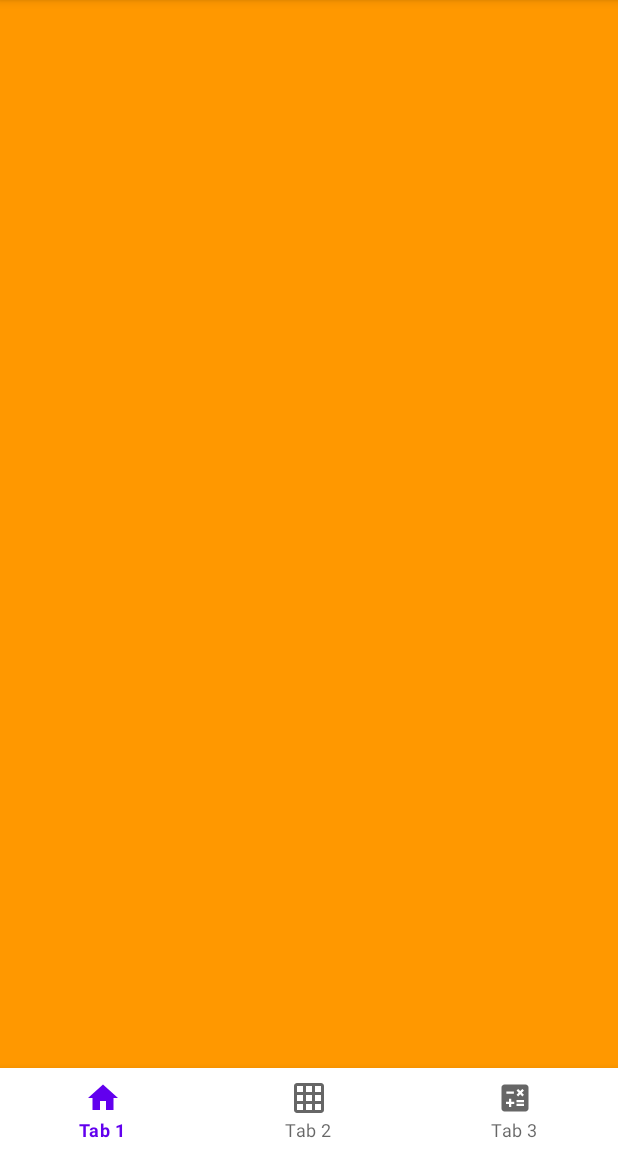
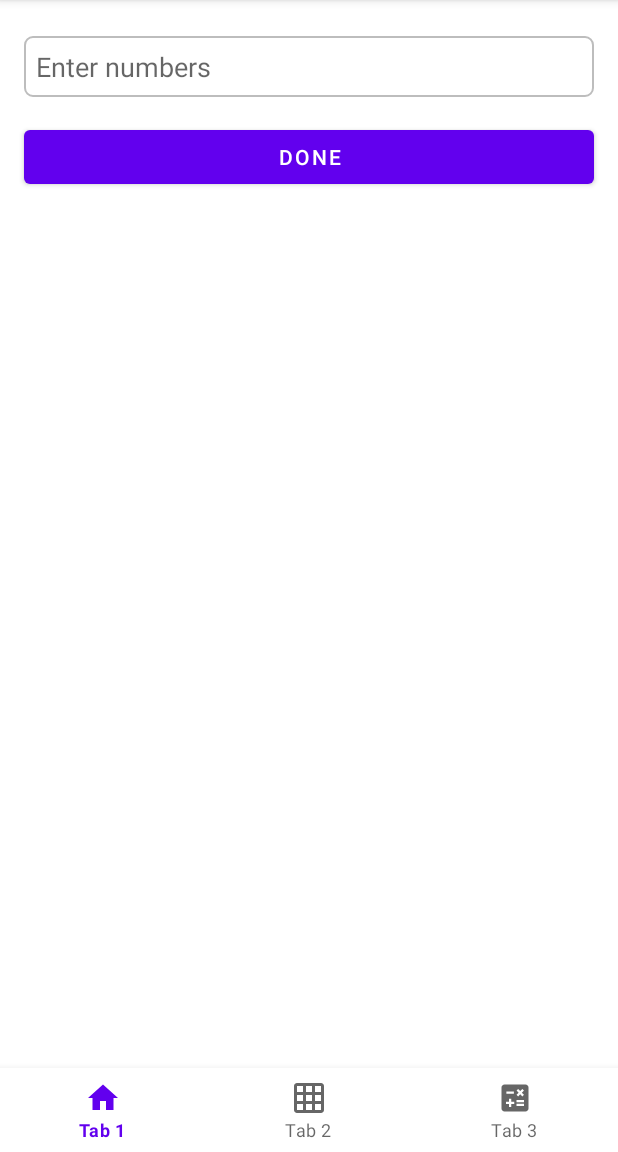
Before and after one commit to jaidevnaik5886/3-Tabs, an Android app: the Tab3Fragment screen opened through its navigation route, on a phone screen of 412 x 824 dp, the part 84-1236 px from its top. Run offline under Robolectric (Android 15) with nearby library versions, the phone set to English and light mode, and no system bars; our stand-ins replace navigation-ui; 1 statement that could not run was skipped.

Commit message:
tab 3 implemented

```diff
--- a/app/build.gradle
+++ b/app/build.gradle
@@ -3,6 +3,8 @@ plugins {
     id 'kotlin-android'
     id 'kotlin-android-extensions'
 }
+apply plugin: "androidx.navigation.safeargs.kotlin"
+
 
 android {
     compileSdkVersion 29
--- a/app/src/main/java/com/example/unifynd_test/ui/homescreen/tabs/Tab3Fragment.kt
+++ /dev/null
@@ -1,20 +0,0 @@
-package com.example.unifynd_test.ui.homescreen.tabs
-
-import android.os.Bundle
-import android.view.View
-import androidx.fragment.app.Fragment
-import com.example.unifynd_test.R
-
-class Tab3Fragment : Fragment(R.layout.fragment_tab3) {
-
-
-    override fun onViewCreated(view: View, savedInstanceState: Bundle?) {
-        super.onViewCreated(view, savedInstanceState)
-        setupRecyclerView()
-
-    }
-
-    private fun setupRecyclerView() {
-
-    }
-}
--- /dev/null
+++ b/app/src/main/java/com/example/unifynd_test/ui/homescreen/tabs/tab3/Tab3Contract.kt
@@ -0,0 +1,21 @@
+package com.example.unifynd_test.ui.homescreen.tabs.tab3
+
+import com.example.unifynd_test.common.BasePresenter
+import com.example.unifynd_test.common.BaseView
+import com.example.unifynd_test.model.Country
+
+interface Tab3Contract{
+
+    interface View : BaseView {
+        fun showEnterNumberMsg()
+        fun showAnswer(secondLargest: Int)
+        fun showError()
+        fun showAllNumbersAreSame()
+    }
+
+    abstract class Presenter protected constructor(view: BaseView) : BasePresenter(view) {
+        abstract fun onDoneClicked(numbers: String)
+
+
+    }
+}
--- /dev/null
+++ b/app/src/main/java/com/example/unifynd_test/ui/homescreen/tabs/tab3/Tab3Fragment.kt
@@ -0,0 +1,45 @@
+package com.example.unifynd_test.ui.homescreen.tabs.tab3
+
+import android.os.Bundle
+import android.view.View
+import android.widget.Toast
+import androidx.fragment.app.Fragment
+import com.example.unifynd_test.R
+import kotlinx.android.synthetic.main.fragment_tab3.*
+
+class Tab3Fragment : Fragment(R.layout.fragment_tab3), Tab3Contract.View {
+
+    private val presenter: Tab3Presenter by lazy { Tab3Presenter(this) }
+
+    override fun onViewCreated(view: View, savedInstanceState: Bundle?) {
+        super.onViewCreated(view, savedInstanceState)
+        init()
+    }
+
+    private fun init() {
+        btn_done.setOnClickListener {
+            presenter.onDoneClicked(edt_number.text.toString())
+        }
+    }
+
+    override fun showEnterNumberMsg() {
+        Toast.makeText(requireContext(),"Please enter a number",Toast.LENGTH_SHORT).show()
+    }
+
+    override fun showAnswer(secondLargest: Int) {
+        txt_answer.visibility = View.VISIBLE
+        txt_answer.text = "$secondLargest"
+        txt_ques.visibility = View.VISIBLE
+        txt_ques.text = "is the the second largest number from ${edt_number.text}"
+    }
+
+    override fun showError() {
+        Toast.makeText(requireContext(),"Please enter atleast 2 numbers to find the second largest number",Toast.LENGTH_SHORT).show()
+    }
+
+    override fun showAllNumbersAreSame() {
+        txt_answer.visibility = View.GONE
+        txt_ques.visibility = View.GONE
+        Toast.makeText(requireContext(),"All numbers are same",Toast.LENGTH_SHORT).show()
+    }
+}
--- /dev/null
+++ b/app/src/main/res/drawable/border_edt.xml
@@ -0,0 +1,13 @@
+<?xml version="1.0" encoding="utf-8"?>
+<shape xmlns:android="http://schemas.android.com/apk/res/android">
+
+    <!-- Background Color -->
+    <solid android:color="#ffffff" />
+
+    <!-- Border Color -->
+    <stroke android:width="1dp" android:color="#bdbdbd" />
+
+    <!-- Round Corners -->
+    <corners android:radius="5dp" />
+
+</shape>
--- a/app/src/main/res/layout/fragment_tab3.xml
+++ b/app/src/main/res/layout/fragment_tab3.xml
@@ -1,9 +1,67 @@
 <?xml version="1.0" encoding="utf-8"?>
-<FrameLayout xmlns:android="http://schemas.android.com/apk/res/android"
+<androidx.constraintlayout.widget.ConstraintLayout xmlns:android="http://schemas.android.com/apk/res/android"
+    xmlns:app="http://schemas.android.com/apk/res-auto"
+    xmlns:tools="http://schemas.android.com/tools"
     android:layout_width="match_parent"
-    android:layout_height="match_parent"
-    android:background="@color/orange"
-    >
+    android:layout_height="match_parent">
 
 
-</FrameLayout>
+    <EditText
+        android:id="@+id/edt_number"
+        android:layout_width="0dp"
+        android:layout_height="wrap_content"
+        android:layout_marginStart="16dp"
+        android:layout_marginTop="24dp"
+        android:layout_marginEnd="16dp"
+        android:background="@drawable/border_edt"
+        android:hint="Enter numbers"
+        android:inputType="number"
+        android:padding="8dp"
+        app:layout_constraintEnd_toEndOf="parent"
+        app:layout_constraintStart_toStartOf="parent"
+        app:layout_constraintTop_toTopOf="parent" />
+
+    <Button
+        android:id="@+id/btn_done"
+        android:layout_width="0dp"
+        android:layout_height="wrap_content"
+        android:layout_marginTop="16dp"
+        android:text="Done"
+        app:layout_constraintEnd_toEndOf="@+id/edt_number"
+        app:layout_constraintHorizontal_bias="0.0"
+        app:layout_constraintStart_toStartOf="@+id/edt_number"
+        app:layout_constraintTop_toBottomOf="@+id/edt_number" />
+
+    <TextView
+        android:id="@+id/txt_answer"
+        tools:visibility="visible"
+        android:visibility="gone"
+        android:layout_width="wrap_content"
+        android:layout_height="wrap_content"
+        android:text="TextView"
+        android:textColor="@color/colorPrimary"
+        android:textSize="24sp"
+        android:gravity="center"
+        android:textStyle="bold"
+        app:layout_constraintBottom_toBottomOf="parent"
+        app:layout_constraintEnd_toEndOf="parent"
+        app:layout_constraintStart_toStartOf="parent"
+        app:layout_constraintTop_toBottomOf="@+id/btn_done" />
+
+    <TextView
+        android:id="@+id/txt_ques"
+        tools:visibility="visible"
+        android:visibility="gone"
+        android:layout_width="0dp"
+        android:layout_height="wrap_content"
+        android:layout_marginStart="16dp"
+        android:layout_marginEnd="16dp"
+        android:text="TextViewTextViewTextViewTextView"
+        android:textColor="@color/black"
+        android:textSize="16sp"
+        android:textStyle="normal"
+        android:gravity="center"
+        app:layout_constraintEnd_toEndOf="parent"
+        app:layout_constraintStart_toStartOf="parent"
+        app:layout_constraintTop_toBottomOf="@+id/txt_answer" />
+</androidx.constraintlayout.widget.ConstraintLayout>
--- a/app/src/main/res/navigation/home_nav_graph.xml
+++ b/app/src/main/res/navigation/home_nav_graph.xml
@@ -6,13 +6,29 @@
     <fragment
         android:id="@+id/tab1Fragment"
         android:name="com.example.unifynd_test.ui.homescreen.tabs.tab1.Tab1Fragment"
-        android:label="Tab1Fragment" />
+        android:label="Tab1Fragment" >
+        <action
+            android:id="@+id/action_tab1Fragment_to_viewFragment"
+            app:destination="@id/viewFragment" />
+    </fragment>
     <fragment
         android:id="@+id/tab2Fragment"
         android:name="com.example.unifynd_test.ui.homescreen.tabs.Tab2Fragment"
-        android:label="Tab2Fragment" />
+        android:label="Tab2Fragment" >
+        <action
+            android:id="@+id/action_tab2Fragment_to_viewFragment"
+            app:destination="@id/viewFragment" />
+    </fragment>
     <fragment
         android:id="@+id/tab3Fragment"
-        android:name="com.example.unifynd_test.ui.homescreen.tabs.Tab3Fragment"
+        android:name="com.example.unifynd_test.ui.homescreen.tabs.tab3.Tab3Fragment"
         android:label="Tab3Fragment" />
+    <fragment
+        android:id="@+id/viewFragment"
+        android:name="com.example.unifynd_test.ui.viewscreen.ViewFragment"
+        android:label="ViewFragment" >
+        <argument
+            android:name="country"
+            app:argType="com.example.unifynd_test.model.Country" />
+    </fragment>
 </navigation>
--- a/build.gradle
+++ b/build.gradle
@@ -8,6 +8,7 @@ buildscript {
     dependencies {
         classpath "com.android.tools.build:gradle:4.1.1"
         classpath "org.jetbrains.kotlin:kotlin-gradle-plugin:$kotlin_version"
+        classpath "androidx.navigation:navigation-safe-args-gradle-plugin:2.3.2"
 
         // NOTE: Do not place your application dependencies here; they belong
         // in the individual module build.gradle files
```
Also changed, not shown: app/src/main/java/com/example/unifynd_test/ui/homescreen/tabs/tab1/Tab1Fragment.kt (+5 -4 lines), app/src/main/java/com/example/unifynd_test/ui/homescreen/tabs/tab3/Tab3Presenter.kt (added, +43 -0 lines), app/src/main/java/com/example/unifynd_test/ui/viewscreen/ViewFragment.kt (added, +24 -0 lines), app/src/main/res/layout/fragment_view.xml (added, +21 -0 lines).
